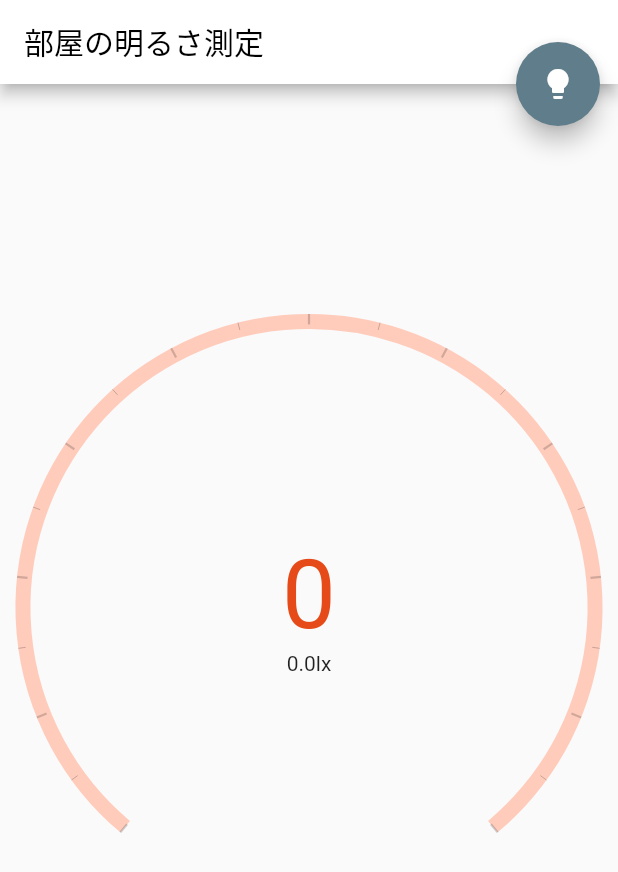
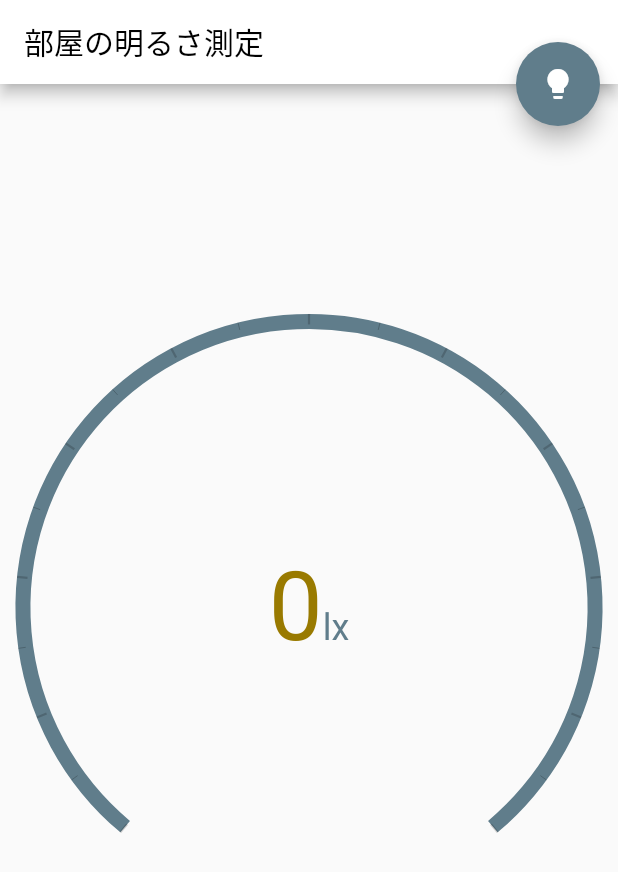
Before and after one commit to 15eb1137/malibu_orange, a Flutter app: the screen it shows after launch, on a phone screen of 412 x 824 dp. Shown: the top 872 px of the screen. Run offline on Flutter 3.47's test engine with Material 2 defaults, Android fonts, the phone set to English and light mode, and no system bars; drawn by our look-alikes of google_mobile_ads, syncfusion_flutter_gauges; our stand-ins replace firebase_core, flutter_riverpod, freezed_annotation, go_router, shared_preferences; missing offline and left inert: environment_sensors; accounts and stored records are empty; network calls fail.

Commit message:
色の調整

```diff
--- a/flutter/lib/app.dart
+++ b/flutter/lib/app.dart
@@ -3,9 +3,10 @@ import 'package:flutter/material.dart';
 import 'package:flutter_riverpod/flutter_riverpod.dart';
 import 'package:freezed_annotation/freezed_annotation.dart';
 import 'package:go_router/go_router.dart';
-import 'package:malibu_orange/components/ads.dart';
-import 'package:malibu_orange/pages/brightness.dart';
 import 'package:shared_preferences/shared_preferences.dart';
+
+import '../components/ads.dart';
+import '../pages/brightness.dart';
 
 part 'app.freezed.dart';
 
--- a/flutter/lib/components/gauge_chart.dart
+++ b/flutter/lib/components/gauge_chart.dart
@@ -1,8 +1,8 @@
 import 'package:flutter/material.dart';
 import 'package:flutter_riverpod/flutter_riverpod.dart';
-import 'package:malibu_orange/pages/brightness.dart';
+import 'package:syncfusion_flutter_gauges/gauges.dart';
 
-import 'package:syncfusion_flutter_gauges/gauges.dart';
+import '../pages/brightness.dart';
 
 class GaugeChart extends ConsumerWidget {
   const GaugeChart({Key? key}) : super(key: key);
@@ -11,53 +11,36 @@ class GaugeChart extends ConsumerWidget {
   Widget build(BuildContext context, WidgetRef ref) {
     final double brightness = ref.watch(
         brightnessModelProvider.select((model) => model.brightness ?? 0));
-    final colorMain = brightness >= 70
-        ? Colors.blue
+    const HSVColor himawari = HSVColor.fromAHSV(1.0, 48.0, 1.0, 0.99);
+    final colorMain = brightness >= 300
+        ? himawari.toColor()
         : brightness >= 50
-            ? Colors.amber
-            : Colors.deepOrange;
-    final colorSub = brightness >= 70
-        ? Colors.blue.shade100
-        : brightness >= 50
-            ? Colors.amber.shade100
-            : Colors.deepOrange.shade100;
-    final colorText = brightness >= 70
-        ? Colors.blue.shade700
-        : brightness >= 50
-            ? Colors.amber.shade700
-            : Colors.deepOrange.shade700;
-    return SfRadialGauge(
-      axes: <RadialAxis>[
-        RadialAxis(
+            ? himawari.withValue(0.80).toColor()
+            : himawari.withValue(0.60).toColor();
+    const colorSub = Colors.blueGrey;
+    return SfRadialGauge(axes: <RadialAxis>[
+      RadialAxis(
           minimum: 0,
-          maximum: 100,
+          maximum: 500,
           showAxisLine: false,
           showLabels: false,
           ranges: <GaugeRange>[
-            GaugeRange(
-                startValue: 0, endValue: brightness, color: colorMain),
-            GaugeRange(
-                startValue: brightness, endValue: 100, color: colorSub)
+            GaugeRange(startValue: 0, endValue: brightness, color: colorMain),
+            GaugeRange(startValue: brightness, endValue: 500, color: colorSub)
           ],
           annotations: <GaugeAnnotation>[
             GaugeAnnotation(
-              widget: Align(
-                alignment: Alignment.center,
-                child: Column(
-                  mainAxisSize: MainAxisSize.min,
-                  children: [
-                    Text(
-                      '${brightness.floor()}',
-                      style: TextStyle(fontSize: 64, color: colorText),
-                    ),
-                    Text('${brightness}lx'),
-                  ],
-                ),
-              ),
-            )
-          ],
-        )
-      ],
-    );
+                widget: Row(
+                    mainAxisAlignment: MainAxisAlignment.center,
+                    textBaseline: TextBaseline.alphabetic,
+                    crossAxisAlignment: CrossAxisAlignment.baseline,
+                    children: [
+                  Text('${brightness.floor()}',
+                      style: TextStyle(fontSize: 64, color: colorMain)),
+                  const Text('lx',
+                      style: TextStyle(fontSize: 24, color: Colors.blueGrey))
+                ]))
+          ])
+    ]);
   }
 }
--- a/flutter/lib/main.dart
+++ b/flutter/lib/main.dart
@@ -2,10 +2,11 @@ import 'dart:io';
 
 import 'package:flutter/foundation.dart';
 import 'package:flutter/material.dart';
+// import 'package:flutter/rendering.dart';
 import 'package:flutter_riverpod/flutter_riverpod.dart';
 import 'package:google_mobile_ads/google_mobile_ads.dart';
-import 'package:malibu_orange/app.dart';
-// import 'package:flutter/rendering.dart';
+
+import '../app.dart';
 
 void main() async {
   if (!kIsWeb) _setTargetPlatformForDesktop();
```
